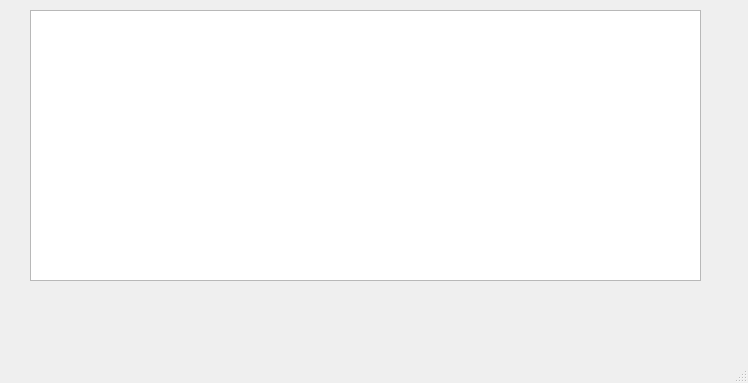
First picture: the form in wmain.ui, repository adm-academic/CPP_Qt5_Post_Machine, before the edit.
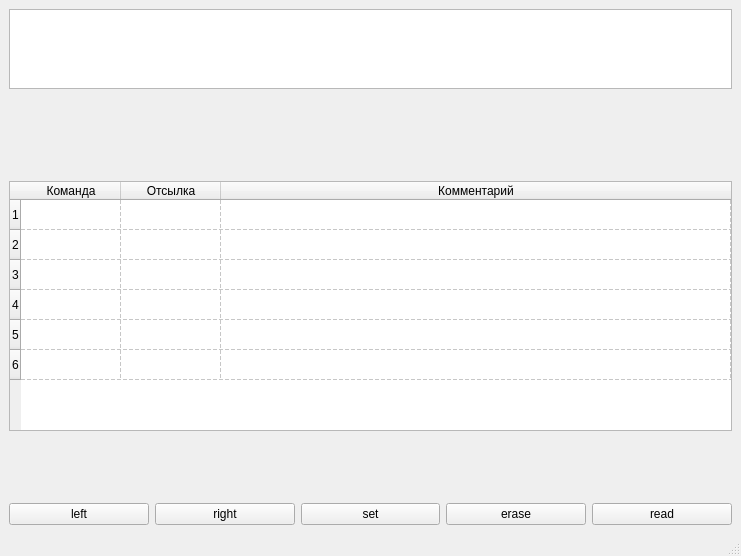
Second picture: the form after the edit. Custom widgets are drawn as their Qt base class.

The edit to the form file:
```diff
--- a/wmain.ui
+++ b/wmain.ui
@@ -6,24 +6,156 @@
    <rect>
     <x>0</x>
     <y>0</y>
-    <width>748</width>
-    <height>383</height>
+    <width>741</width>
+    <height>556</height>
    </rect>
   </property>
   <property name="windowTitle">
    <string>WMain</string>
   </property>
   <widget class="QWidget" name="centralwidget">
-   <widget class="QPlainTextEdit" name="pte_Main">
-    <property name="geometry">
-     <rect>
-      <x>30</x>
-      <y>10</y>
-      <width>671</width>
-      <height>271</height>
-     </rect>
-    </property>
-   </widget>
+   <layout class="QVBoxLayout" name="verticalLayout_2">
+    <item>
+     <layout class="QVBoxLayout" name="verticalLayout">
+      <item>
+       <widget class="QPlainTextEdit" name="plainTextEdit">
+        <property name="sizePolicy">
+         <sizepolicy hsizetype="Expanding" vsizetype="Ignored">
+          <horstretch>0</horstretch>
+          <verstretch>0</verstretch>
+         </sizepolicy>
+        </property>
+        <property name="minimumSize">
+         <size>
+          <width>0</width>
+          <height>80</height>
+         </size>
+        </property>
+       </widget>
+      </item>
+      <item>
+       <widget class="Post_Tape" name="tape_widget" native="true">
+        <property name="minimumSize">
+         <size>
+          <width>300</width>
+          <height>80</height>
+         </size>
+        </property>
+       </widget>
+      </item>
+     </layout>
+    </item>
+    <item>
+     <widget class="Post_Program" name="program_widget">
+      <property name="minimumSize">
+       <size>
+        <width>0</width>
+        <height>250</height>
+       </size>
+      </property>
+      <property name="editTriggers">
+       <set>QAbstractItemView::AllEditTriggers</set>
+      </property>
+      <property name="selectionMode">
+       <enum>QAbstractItemView::NoSelection</enum>
+      </property>
+      <property name="selectionBehavior">
+       <enum>QAbstractItemView::SelectRows</enum>
+      </property>
+      <property name="showGrid">
+       <bool>true</bool>
+      </property>
+      <property name="gridStyle">
+       <enum>Qt::DashLine</enum>
+      </property>
+      <property name="cornerButtonEnabled">
+       <bool>false</bool>
+      </property>
+      <property name="rowCount">
+       <number>6</number>
+      </property>
+      <property name="columnCount">
+       <number>3</number>
+      </property>
+      <attribute name="horizontalHeaderStretchLastSection">
+       <bool>true</bool>
+      </attribute>
+      <row/>
+      <row/>
+      <row/>
+      <row/>
+      <row/>
+      <row/>
+      <column>
+       <property name="text">
+        <string>Команда</string>
+       </property>
+      </column>
+      <column>
+       <property name="text">
+        <string>Отсылка</string>
+       </property>
+      </column>
+      <column>
+       <property name="text">
+        <string>Комментарий</string>
+       </property>
+      </column>
+     </widget>
+    </item>
+    <item>
+     <spacer name="verticalSpacer">
+      <property name="orientation">
+       <enum>Qt::Vertical</enum>
+      </property>
+      <property name="sizeHint" stdset="0">
+       <size>
+        <width>20</width>
+        <height>40</height>
+       </size>
+      </property>
+     </spacer>
+    </item>
+    <item>
+     <layout class="QHBoxLayout" name="horizontalLayout">
+      <item>
+       <widget class="QPushButton" name="pb_left">
+        <property name="text">
+         <string>left</string>
+        </property>
+       </widget>
+      </item>
+      <item>
+       <widget class="QPushButton" name="pb_right">
+        <property name="text">
+         <string>right</string>
+        </property>
+       </widget>
+      </item>
+      <item>
+       <widget class="QPushButton" name="pb_set">
+        <property name="text">
+         <string>set</string>
+        </property>
+       </widget>
+      </item>
+      <item>
+       <widget class="QPushButton" name="pb_erase">
+        <property name="text">
+         <string>erase</string>
+        </property>
+       </widget>
+      </item>
+      <item>
+       <widget class="QPushButton" name="pb_read">
+        <property name="text">
+         <string>read</string>
+        </property>
+       </widget>
+      </item>
+     </layout>
+    </item>
+   </layout>
   </widget>
   <widget class="QMenuBar" name="menubar">
    <property name="geometry">
@@ -37,6 +169,19 @@
   </widget>
   <widget class="QStatusBar" name="statusbar"/>
  </widget>
+ <customwidgets>
+  <customwidget>
+   <class>Post_Tape</class>
+   <extends>QWidget</extends>
+   <header>post_tape.h</header>
+   <container>1</container>
+  </customwidget>
+  <customwidget>
+   <class>Post_Program</class>
+   <extends>QTableWidget</extends>
+   <header>post_program.h</header>
+  </customwidget>
+ </customwidgets>
  <resources/>
  <connections/>
 </ui>
```
Left out of the diff: 2 changed lines with no effect on the pictures.
